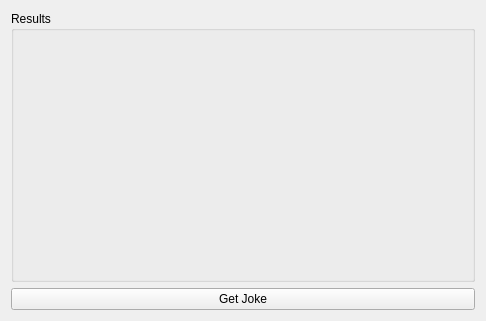
This is View/mainwindow.ui in jlgerber/chuckit as Qt 5 draws it before an edit. The edited form follows.
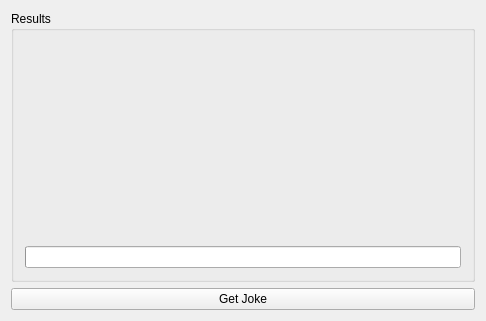
This is the edited form.

What changed in the file:
```diff
--- a/View/mainwindow.ui
+++ b/View/mainwindow.ui
@@ -34,6 +34,22 @@
          </property>
         </widget>
        </item>
+       <item>
+        <widget class="QProgressBar" name="pbBusy">
+         <property name="enabled">
+          <bool>true</bool>
+         </property>
+         <property name="maximum">
+          <number>100</number>
+         </property>
+         <property name="value">
+          <number>0</number>
+         </property>
+         <property name="textVisible">
+          <bool>false</bool>
+         </property>
+        </widget>
+       </item>
       </layout>
      </widget>
     </item>
```
Left out of the diff: 4 changed lines with no effect on the pictures.
